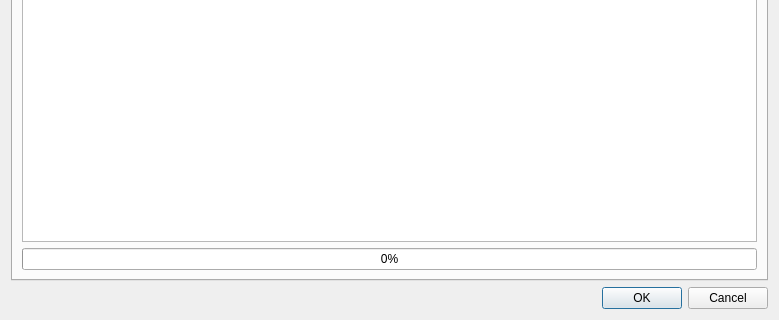
Before: the Qt Designer form core/ui/toolbars/assetmanage/priority.ui in bgeo-gis/gw_assetmanage_plugin, drawn with Qt 5; both pictures show x 0 to 779 and y 285 to 605 of the 779 by 605 pixel window.
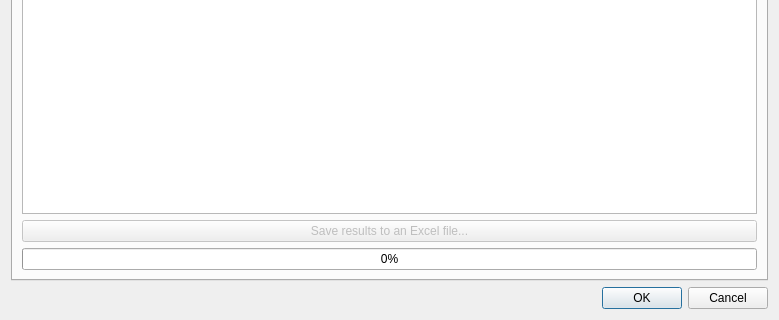
After: the same form once the commit is applied. The open tabs and pages were chosen to show the change.

Commit message: Add Save to file button to Priority Dialog

The edit to the form file:
```diff
--- a/core/ui/toolbars/assetmanage/priority.ui
+++ b/core/ui/toolbars/assetmanage/priority.ui
@@ -415,6 +415,16 @@
            </property>
           </widget>
          </item>
+         <item row="1" column="0" colspan="2">
+          <widget class="QPushButton" name="btn_save2file">
+           <property name="enabled">
+            <bool>false</bool>
+           </property>
+           <property name="text">
+            <string>Save results to an Excel file...</string>
+           </property>
+          </widget>
+         </item>
         </layout>
        </item>
       </layout>
```
Left out of the diff: 2 changed lines with no effect on the pictures. The commit also changes 4 other files.
